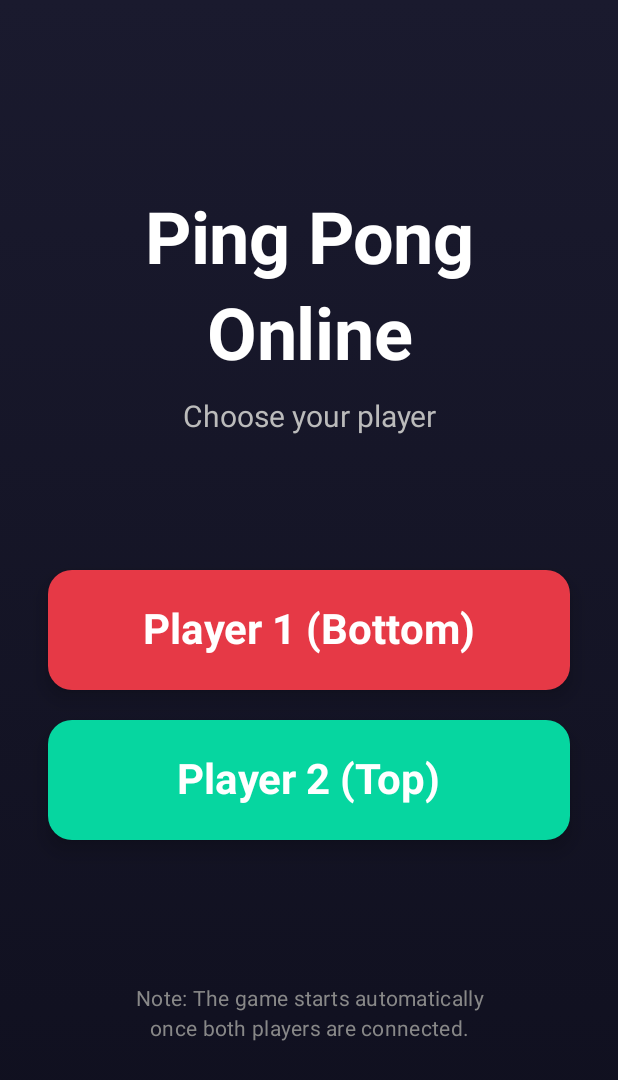
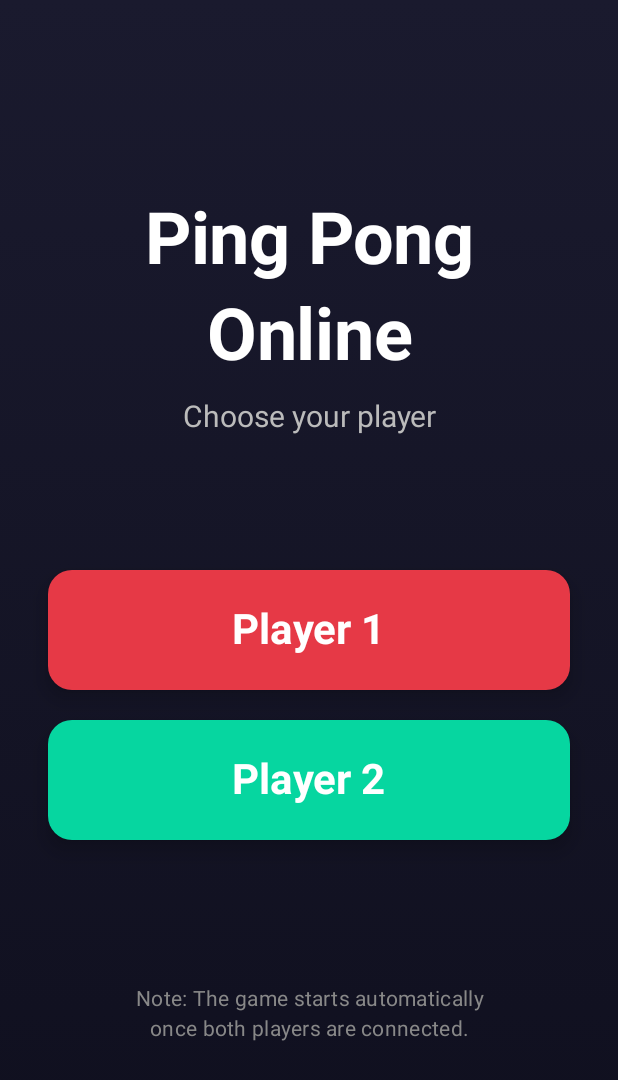
Before and after one commit to christiansuslic/hackatum2025-mobileapp, an Android app built with Jetpack Compose: the screen it shows after launch (MainActivity), on a phone screen of 412 x 824 dp. Shown: the top 1080 px of the screen. Run offline under Robolectric (Android 15) with nearby library versions, the phone set to English and light mode, and no system bars.

Commit message:
fix: DE -> ENG

```diff
--- a/composeApp/src/commonMain/kotlin/com/example/insanecrossmobilepingpongapp/ui/MenuScreen.kt
+++ b/composeApp/src/commonMain/kotlin/com/example/insanecrossmobilepingpongapp/ui/MenuScreen.kt
@@ -77,14 +77,14 @@ fun MenuScreen(
             ) {
                 // Player 1 Button (Red)
                 PlayerButton(
-                    text = "Player 1 (Bottom)",
+                    text = "Player 1",
                     color = Color(0xFFE63946),
                     onClick = { onPlayerSelected(PlayerRole.PLAYER1) }
                 )
 
                 // Player 2 Button (Green)
                 PlayerButton(
-                    text = "Player 2 (Top)",
+                    text = "Player 2",
                     color = Color(0xFF06D6A0),
                     onClick = { onPlayerSelected(PlayerRole.PLAYER2) }
                 )
```
